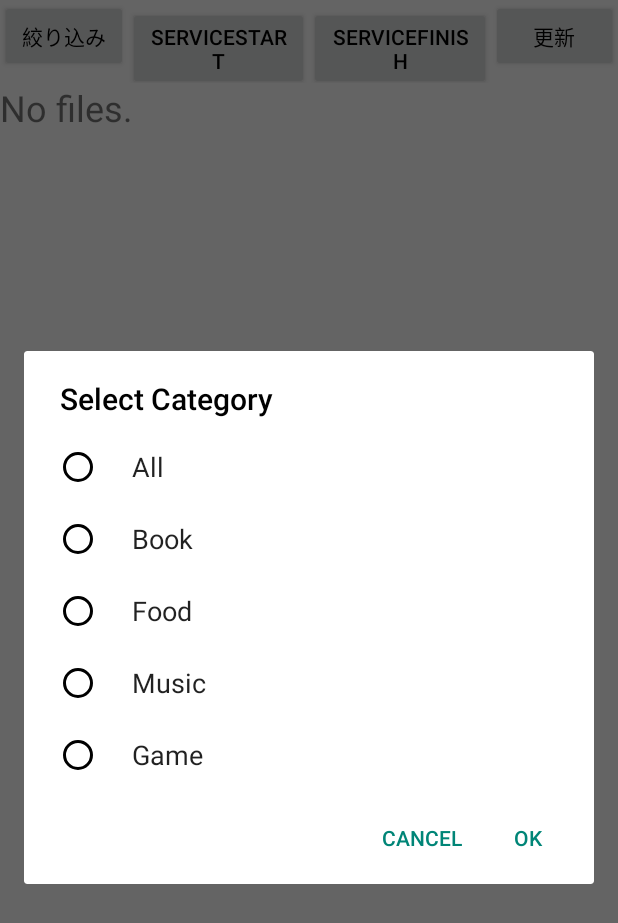
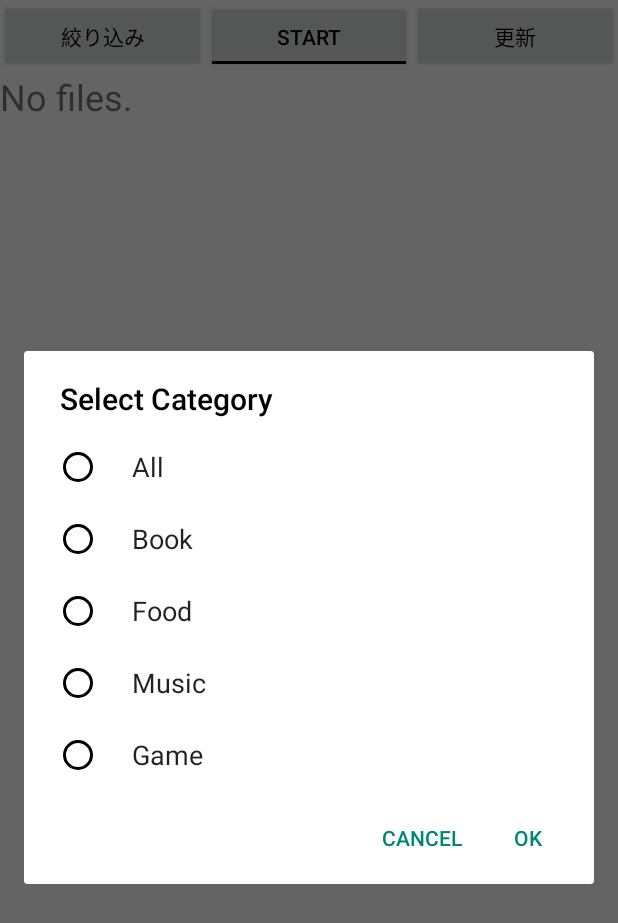
Before and after one commit to graduation2015/ReachaBLE_Client, an Android app: the fragment MainFragment shown on its own in the app's theme, after a tap on "絞り込み", on a phone screen of 412 x 824 dp. Shown: the top 923 px of the screen. Run offline under Robolectric (Android 15) with nearby library versions, the phone set to English and light mode, and no system bars.

```diff
--- a/app/src/main/java/jp/ac/it_college/std/reachable_client/BLEScannerKitkat.java
+++ b/app/src/main/java/jp/ac/it_college/std/reachable_client/BLEScannerKitkat.java
@@ -24,10 +24,11 @@ public class BLEScannerKitkat {
     private BluetoothAdapter.LeScanCallback callback = new BluetoothAdapter.LeScanCallback() {
         @Override
         public void onLeScan(BluetoothDevice device, int rssi, byte[] scanRecord) {
-            if (!new BleDeviceListManager().isAdded(device)) {
+            BleDeviceListManager deviceManager = new BleDeviceListManager();
+            if (!deviceManager.isAdded(device)) {
 //                saveDevice(device);
+                deviceManager.saveDevice(device);
                 Log.v("test", device.toString());
-                //TODO:Download処理
                 Log.i("test", "context: " + context);
                 downloadService.getS3Key(context, device);
             }
--- a/app/src/main/java/jp/ac/it_college/std/reachable_client/BLEScannerLolipop.java
+++ b/app/src/main/java/jp/ac/it_college/std/reachable_client/BLEScannerLolipop.java
@@ -57,10 +57,10 @@ public class BLEScannerLolipop extends ScanCallback {
     @Override
     public void onScanResult(int callbackType, ScanResult result) {
         super.onScanResult(callbackType, result);
-
+        BleDeviceListManager deviceManager = new BleDeviceListManager();
         if (result != null && result.getDevice() != null) {
-            if (!new BleDeviceListManager().isAdded(result.getDevice())) {
-                //TODO:Download処理
+            if (!deviceManager.isAdded(result.getDevice())) {
+                deviceManager.saveDevice(result.getDevice());
                 downloadService.getS3Key(context, result.getDevice());
             }
         }
--- a/app/src/main/java/jp/ac/it_college/std/reachable_client/DownloadService.java
+++ b/app/src/main/java/jp/ac/it_college/std/reachable_client/DownloadService.java
@@ -196,8 +196,6 @@ public class DownloadService extends Service {
     private void readCharacteristic(BluetoothDevice device) {
         Log.v("test","read");
         BleDeviceListManager deviceManager = new BleDeviceListManager();
-        //dviceListにdeviceを追加
-        deviceManager.saveDevice(device);
         if (mStatus == BluetoothGatt.GATT_SUCCESS && bluetoothGatt != null) {
             try {
                 bluetoothGatt.readCharacteristic(getCharacteristic());
@@ -207,7 +205,7 @@ public class DownloadService extends Service {
                 disconnect();
             }
         } else {
-            Log.v("test","gatt is null");
+            Log.v("test", "gatt is null");
             disconnect();
         }
     }
--- a/app/src/main/java/jp/ac/it_college/std/reachable_client/MainFragment.java
+++ b/app/src/main/java/jp/ac/it_college/std/reachable_client/MainFragment.java
@@ -2,7 +2,6 @@ package jp.ac.it_college.std.reachable_client;
 
 import android.app.ListFragment;
 import android.bluetooth.BluetoothAdapter;
-import android.bluetooth.BluetoothDevice;
 import android.content.DialogInterface;
 import android.content.Intent;
 import android.graphics.Bitmap;
@@ -12,6 +11,7 @@ import android.os.Environment;
 import android.view.LayoutInflater;
 import android.view.View;
 import android.view.ViewGroup;
+import android.widget.ToggleButton;
 
 import org.json.JSONException;
 import org.json.JSONObject;
@@ -39,6 +39,7 @@ public class MainFragment extends ListFragment implements View.OnClickListener{
     private List<String> filterItems = new ArrayList<>();
     private List<String> checkedCategories = new ArrayList<>();
     private ChoiceDialog singleChoiceDialog;
+    private ToggleButton serviceToggle;
 
 //    public static final String TAGS_PATH;
     private List<String> list;
@@ -60,7 +61,6 @@ public class MainFragment extends ListFragment implements View.OnClickListener{
 
         singleChoiceDialog = ChoiceDialog.newInstance(this, new CategorySingleChoiceDialog());
 
-
         View contentView = inflater.inflate(R.layout.fragment_main, container, false);
         findViews(contentView);
 
@@ -69,9 +69,14 @@ public class MainFragment extends ListFragment implements View.OnClickListener{
 
     private void findViews(View contentView) {
         contentView.findViewById(R.id.filter_btn).setOnClickListener(this);
-        contentView.findViewById(R.id.start_btn).setOnClickListener(this);
-        contentView.findViewById(R.id.stop_btn).setOnClickListener(this);
         contentView.findViewById(R.id.update_btn).setOnClickListener(this);
+        serviceToggle = (ToggleButton) contentView.findViewById(R.id.service_toggle);
+        serviceToggle.setOnClickListener(new View.OnClickListener() {
+            @Override
+            public void onClick(View v) {
+                bleServiceToggle();
+            }
+        });
     }
 
     private void setDownLoads(List<String> list) {
@@ -101,15 +106,6 @@ public class MainFragment extends ListFragment implements View.OnClickListener{
             case R.id.filter_btn:
                 showCategorySingleChoiceDialog();
                 break;
-            case R.id.start_btn:
-                Intent intent = new Intent(getActivity(), DownloadService.class);
-                getActivity().startService(intent);
-                break;
-            case R.id.stop_btn:
-                new BleDeviceListManager().resetList();
-                getActivity().stopService(new Intent(getActivity(), DownloadService.class));
-                bluetoothDisable();
-                break;
             case R.id.update_btn:
                 updateList();
                 break;
@@ -133,6 +129,17 @@ public class MainFragment extends ListFragment implements View.OnClickListener{
                     }
                     break;
             }
+        }
+    }
+
+    private void bleServiceToggle() {
+        if (serviceToggle.isChecked()) {
+            Intent intent = new Intent(getActivity(), DownloadService.class);
+            getActivity().startService(intent);
+        } else {
+            new BleDeviceListManager().resetList();
+            getActivity().stopService(new Intent(getActivity(), DownloadService.class));
+            bluetoothDisable();
         }
     }
 
@@ -220,4 +227,5 @@ public class MainFragment extends ListFragment implements View.OnClickListener{
     private String getCheckedCategory() {
         return checkedCategory;
     }
+
 }
--- a/app/src/main/java/jp/ac/it_college/std/reachable_client/aws/S3DownloadsListAdapter.java
+++ b/app/src/main/java/jp/ac/it_college/std/reachable_client/aws/S3DownloadsListAdapter.java
@@ -40,14 +40,9 @@ public class S3DownloadsListAdapter extends ArrayAdapter<Bitmap> {
 
         if (bitmap != null) {
             ImageView imageView = (ImageView) view.findViewById(R.id.image_view_downloads);
-            TextView fileName = (TextView) view.findViewById(R.id.lbl_file_name);
 
             if (imageView != null) {
                 imageView.setImageBitmap(bitmap);
-            }
-
-            if (fileName != null) {
-                fileName.setText(bitmap.getConfig().name());
             }
         }
 
--- a/app/src/main/res/layout/activity_main.xml
+++ b/app/src/main/res/layout/activity_main.xml
@@ -30,7 +30,7 @@
             android:layout_height="match_parent" />
 
     </LinearLayout>
-
+<!--
     <LinearLayout
         android:id="@+id/left_drawer"
         android:layout_width="240dp"
@@ -46,5 +46,5 @@
             android:divider="@android:color/transparent"
             android:dividerHeight="0dp" />
 
-    </LinearLayout>
+    </LinearLayout>-->
 </android.support.v4.widget.DrawerLayout>
--- a/app/src/main/res/layout/fragment_main.xml
+++ b/app/src/main/res/layout/fragment_main.xml
@@ -14,28 +14,19 @@
             android:layout_width="wrap_content"
             android:layout_height="wrap_content"
             android:layout_weight="1"
-            android:clickable="true"
             android:text="@string/filter"/>
-        <Button
-            android:id="@+id/start_btn"
+
+        <ToggleButton
+            android:id="@+id/service_toggle"
+            android:layout_weight="1"
+            android:textOn="stop" android:textOff="start"
             android:layout_width="wrap_content"
-            android:layout_height="wrap_content"
-            android:layout_weight="1"
-            android:clickable="true"
-            android:text="@string/start_btn"/>
-        <Button
-            android:id="@+id/stop_btn"
-            android:layout_width="wrap_content"
-            android:layout_height="wrap_content"
-            android:layout_weight="1"
-            android:clickable="true"
-            android:text="@string/finish_btn"/>
+            android:layout_height="wrap_content" />
         <Button
             android:id="@+id/update_btn"
             android:layout_width="wrap_content"
             android:layout_height="wrap_content"
             android:layout_weight="1"
-            android:clickable="true"
             android:text="@string/update"/>
     </LinearLayout>
 
```
Also changed, not shown: app/src/main/res/layout/row_s3_downloads.xml (+0 -7 lines).
